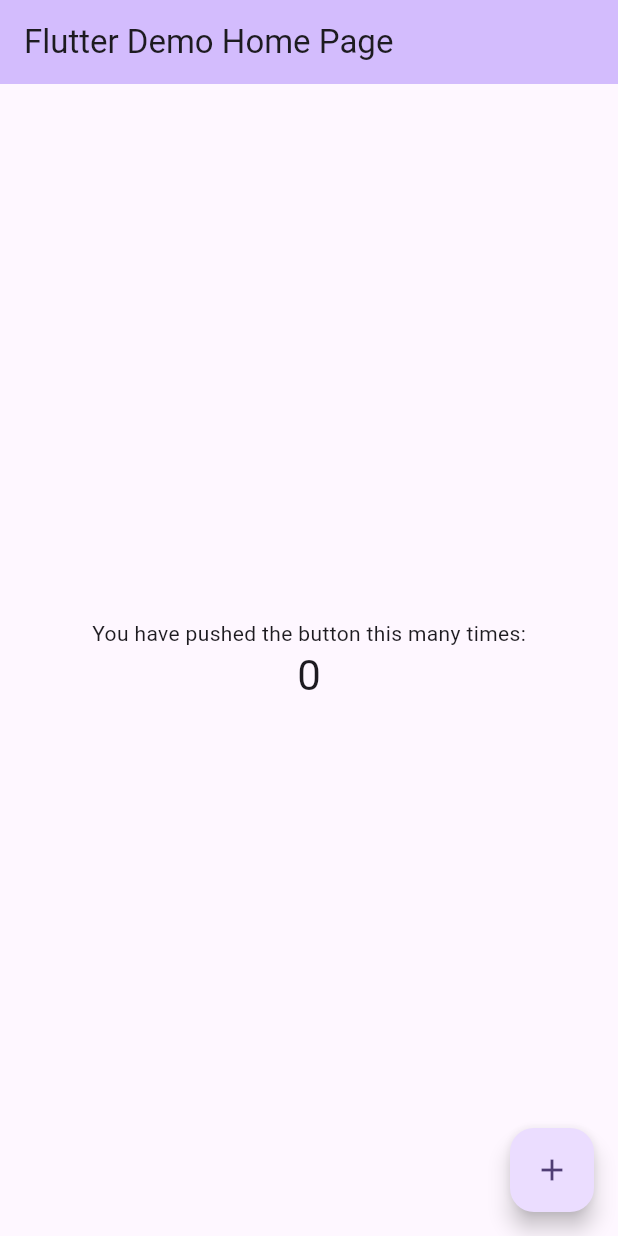
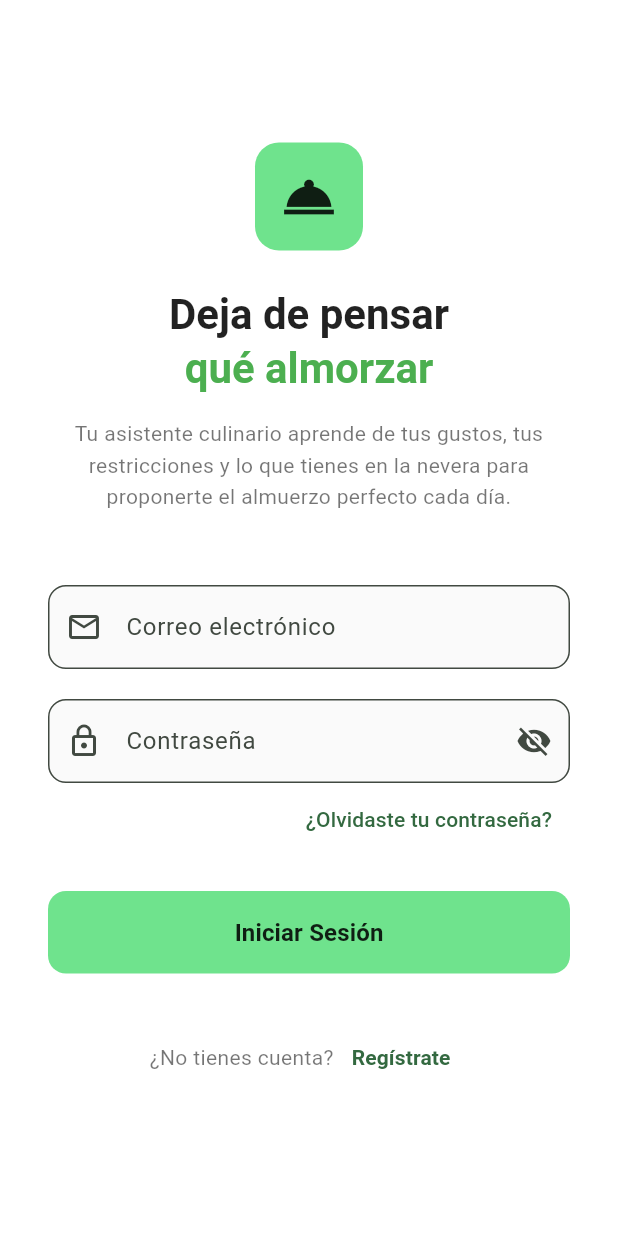
Before and after one commit to jeftx/AppMoviles, a Flutter app: the screen it shows after launch, on a phone screen of 412 x 824 dp. Run offline on Flutter 3.47's test engine with Material 3 defaults, Android fonts, the phone set to English and light mode, and no system bars.

Commit message:
feat: Diseño de la vista login

```diff
--- /dev/null
+++ b/lib/login_screen.dart
@@ -0,0 +1,186 @@
+import 'package:flutter/material.dart';
+
+class LoginScreen extends StatefulWidget {
+  const LoginScreen({super.key});
+
+  @override
+  State<LoginScreen> createState() => _LoginScreenState();
+}
+
+class _LoginScreenState extends State<LoginScreen> {
+  final _emailController = TextEditingController();
+  final _passwordController = TextEditingController();
+  final _formKey = GlobalKey<FormState>();
+  bool _obscurePassword = true;
+
+  void _simularLogin() {
+    if (_formKey.currentState!.validate()) {
+      ScaffoldMessenger.of(context).showSnackBar(
+        const SnackBar(
+          content: Text('Simulación: Iniciando sesión...'),
+          backgroundColor: Colors.blue,
+        ),
+      );
+    }
+  }
+
+  @override
+  void dispose() {
+    _emailController.dispose();
+    _passwordController.dispose();
+    super.dispose();
+  }
+
+  @override
+  Widget build(BuildContext context) {
+    return Scaffold(
+      backgroundColor: Colors.white,
+      body: SafeArea(
+        child: Center(
+          child: SingleChildScrollView(
+            padding: const EdgeInsets.symmetric(horizontal: 32.0),
+            child: Form(
+              key: _formKey,
+              child: Column(
+                mainAxisAlignment: MainAxisAlignment.center,
+                crossAxisAlignment: CrossAxisAlignment.stretch,
+                children: [
+                  // Ícono estilo "Gorro de Chef" centrado
+                  Align(
+                    alignment: Alignment.center,
+                    child: Container(
+                      padding: const EdgeInsets.all(16),
+                      decoration: BoxDecoration(
+                        color: const Color(0xFF6FE38D), // Verde claro del diseño
+                        borderRadius: BorderRadius.circular(16),
+                      ),
+                      child: const Icon(
+                        Icons.room_service,
+                        size: 40,
+                        color: Colors.black87,
+                      ),
+                    ),
+                  ),
+                  const SizedBox(height: 24),
+
+                  // Título personalizado centrado
+                  RichText(
+                    textAlign: TextAlign.center,
+                    text: TextSpan(
+                      style: Theme.of(context).textTheme.headlineMedium?.copyWith(
+                            fontWeight: FontWeight.bold,
+                            color: Colors.black87,
+                          ),
+                      children: const [
+                        TextSpan(text: 'Deja de pensar\n'),
+                        TextSpan(
+                          text: 'qué almorzar',
+                          style: TextStyle(
+                            color: Color(0xFF4CAF50), // Verde oscuro para contraste
+                          ),
+                        ),
+                      ],
+                    ),
+                  ),
+                  const SizedBox(height: 16),
+
+                  // Texto descriptivo centrado
+                  Text(
+                    'Tu asistente culinario aprende de tus gustos, tus restricciones y lo que tienes en la nevera para proponerte el almuerzo perfecto cada día.',
+                    textAlign: TextAlign.center,
+                    style: Theme.of(context).textTheme.bodyMedium?.copyWith(
+                          color: Colors.black54,
+                          height: 1.5,
+                        ),
+                  ),
+                  const SizedBox(height: 48),
+
+                  // Campo de Correo
+                  TextFormField(
+                    controller: _emailController,
+                    keyboardType: TextInputType.emailAddress,
+                    decoration: const InputDecoration(
+                      labelText: 'Correo electrónico',
+                      prefixIcon: Icon(Icons.email_outlined),
+                    ),
+                    validator: (value) =>
+                        (value == null || value.isEmpty) ? 'Campo requerido' : null,
+                  ),
+                  const SizedBox(height: 20),
+
+                  // Campo de Contraseña
+                  TextFormField(
+                    controller: _passwordController,
+                    obscureText: _obscurePassword,
+                    decoration: InputDecoration(
+                      labelText: 'Contraseña',
+                      prefixIcon: const Icon(Icons.lock_outline),
+                      suffixIcon: IconButton(
+                        icon: Icon(
+                          _obscurePassword ? Icons.visibility_off : Icons.visibility,
+                        ),
+                        onPressed: () {
+                          setState(() {
+                            _obscurePassword = !_obscurePassword;
+                          });
+                        },
+                      ),
+                    ),
+                    validator: (value) =>
+                        (value == null || value.isEmpty) ? 'Campo requerido' : null,
+                  ),
+
+                  // Botón de "¿Olvidaste tu contraseña?"
+                  Align(
+                    alignment: Alignment.centerRight,
+                    child: TextButton(
+                      onPressed: () {},
+                      child: const Text('¿Olvidaste tu contraseña?'),
+                    ),
+                  ),
+                  const SizedBox(height: 24),
+
+                  // Botón Principal de Login forzado al color verde
+                  FilledButton(
+                    onPressed: _simularLogin,
+                    style: FilledButton.styleFrom(
+                      backgroundColor: const Color(0xFF6FE38D),
+                      foregroundColor: Colors.black87,
+                      padding: const EdgeInsets.symmetric(vertical: 16),
+                      shape: RoundedRectangleBorder(
+                        borderRadius: BorderRadius.circular(12),
+                      ),
+                    ),
+                    child: const Text(
+                      'Iniciar Sesión',
+                      style: TextStyle(fontSize: 16, fontWeight: FontWeight.bold),
+                    ),
+                  ),
+                  const SizedBox(height: 32),
+
+                  // Opción para registrarse
+                  Row(
+                    mainAxisAlignment: MainAxisAlignment.center,
+                    children: [
+                      const Text(
+                        '¿No tienes cuenta?',
+                        style: TextStyle(color: Colors.black54),
+                      ),
+                      TextButton(
+                        onPressed: () {},
+                        child: const Text(
+                          'Regístrate',
+                          style: TextStyle(fontWeight: FontWeight.bold),
+                        ),
+                      ),
+                    ],
+                  ),
+                ],
+              ),
+            ),
+          ),
+        ),
+      ),
+    );
+  }
+}
--- a/lib/main.dart
+++ b/lib/main.dart
@@ -1,122 +1,30 @@
 import 'package:flutter/material.dart';
+import 'login_screen.dart'; // Esta línea es la que conecta con tu otro archivo
 
 void main() {
-  runApp(const MyApp());
+  runApp(const MainApp());
 }
 
-class MyApp extends StatelessWidget {
-  const MyApp({super.key});
+class MainApp extends StatelessWidget {
+  const MainApp({super.key});
 
-  // This widget is the root of your application.
   @override
   Widget build(BuildContext context) {
     return MaterialApp(
-      title: 'Flutter Demo',
+      title: 'App Diseño',
+      debugShowCheckedModeBanner: false,
       theme: ThemeData(
-        // This is the theme of your application.
-        //
-        // TRY THIS: Try running your application with "flutter run". You'll see
-        // the application has a purple toolbar. Then, without quitting the app,
-        // try changing the seedColor in the colorScheme below to Colors.green
-        // and then invoke "hot reload" (save your changes or press the "hot
-        // reload" button in a Flutter-supported IDE, or press "r" if you used
-        // the command line to start the app).
-        //
-        // Notice that the counter didn't reset back to zero; the application
-        // state is not lost during the reload. To reset the state, use hot
-        // restart instead.
-        //
-        // This works for code too, not just values: Most code changes can be
-        // tested with just a hot reload.
-        colorScheme: .fromSeed(seedColor: Colors.deepPurple),
+        colorScheme: ColorScheme.fromSeed(seedColor: const Color(0xFF6FE38D)),
+        useMaterial3: true,
+        inputDecorationTheme: InputDecorationTheme(
+          border: OutlineInputBorder(
+            borderRadius: BorderRadius.circular(12),
+          ),
+          filled: true,
+          fillColor: Colors.grey.shade50,
+        ),
       ),
-      home: const MyHomePage(title: 'Flutter Demo Home Page'),
+      home: const LoginScreen(),
     );
   }
 }
-
-class MyHomePage extends StatefulWidget {
-  const MyHomePage({super.key, required this.title});
-
-  // This widget is the home page of your application. It is stateful, meaning
-  // that it has a State object (defined below) that contains fields that affect
-  // how it looks.
-
-  // This class is the configuration for the state. It holds the values (in this
-  // case the title) provided by the parent (in this case the App widget) and
-  // used by the build method of the State. Fields in a Widget subclass are
-  // always marked "final".
-
-  final String title;
-
-  @override
-  State<MyHomePage> createState() => _MyHomePageState();
-}
-
-class _MyHomePageState extends State<MyHomePage> {
-  int _counter = 0;
-
-  void _incrementCounter() {
-    setState(() {
-      // This call to setState tells the Flutter framework that something has
-      // changed in this State, which causes it to rerun the build method below
-      // so that the display can reflect the updated values. If we changed
-      // _counter without calling setState(), then the build method would not be
-      // called again, and so nothing would appear to happen.
-      _counter++;
-    });
-  }
-
-  @override
-  Widget build(BuildContext context) {
-    // This method is rerun every time setState is called, for instance as done
-    // by the _incrementCounter method above.
-    //
-    // The Flutter framework has been optimized to make rerunning build methods
-    // fast, so that you can just rebuild anything that needs updating rather
-    // than having to individually change instances of widgets.
-    return Scaffold(
-      appBar: AppBar(
-        // TRY THIS: Try changing the color here to a specific color (to
-        // Colors.amber, perhaps?) and trigger a hot reload to see the AppBar
-        // change color while the other colors stay the same.
-        backgroundColor: Theme.of(context).colorScheme.inversePrimary,
-        // Here we take the value from the MyHomePage object that was created by
-        // the App.build method, and use it to set our appbar title.
-        title: Text(widget.title),
-      ),
-      body: Center(
-        // Center is a layout widget. It takes a single child and positions it
-        // in the middle of the parent.
-        child: Column(
-          // Column is also a layout widget. It takes a list of children and
-          // arranges them vertically. By default, it sizes itself to fit its
-          // children horizontally, and tries to be as tall as its parent.
-          //
-          // Column has various properties to control how it sizes itself and
-          // how it positions its children. Here we use mainAxisAlignment to
-          // center the children vertically; the main axis here is the vertical
-          // axis because Columns are vertical (the cross axis would be
-          // horizontal).
-          //
-          // TRY THIS: Invoke "debug painting" (choose the "Toggle Debug Paint"
-          // action in the IDE, or press "p" in the console), to see the
-          // wireframe for each widget.
-          mainAxisAlignment: .center,
-          children: [
-            const Text('You have pushed the button this many times:'),
-            Text(
-              '$_counter',
-              style: Theme.of(context).textTheme.headlineMedium,
-            ),
-          ],
-        ),
-      ),
-      floatingActionButton: FloatingActionButton(
-        onPressed: _incrementCounter,
-        tooltip: 'Increment',
-        child: const Icon(Icons.add),
-      ),
-    );
-  }
-}
```
Also changed, not shown: 1 other file.
